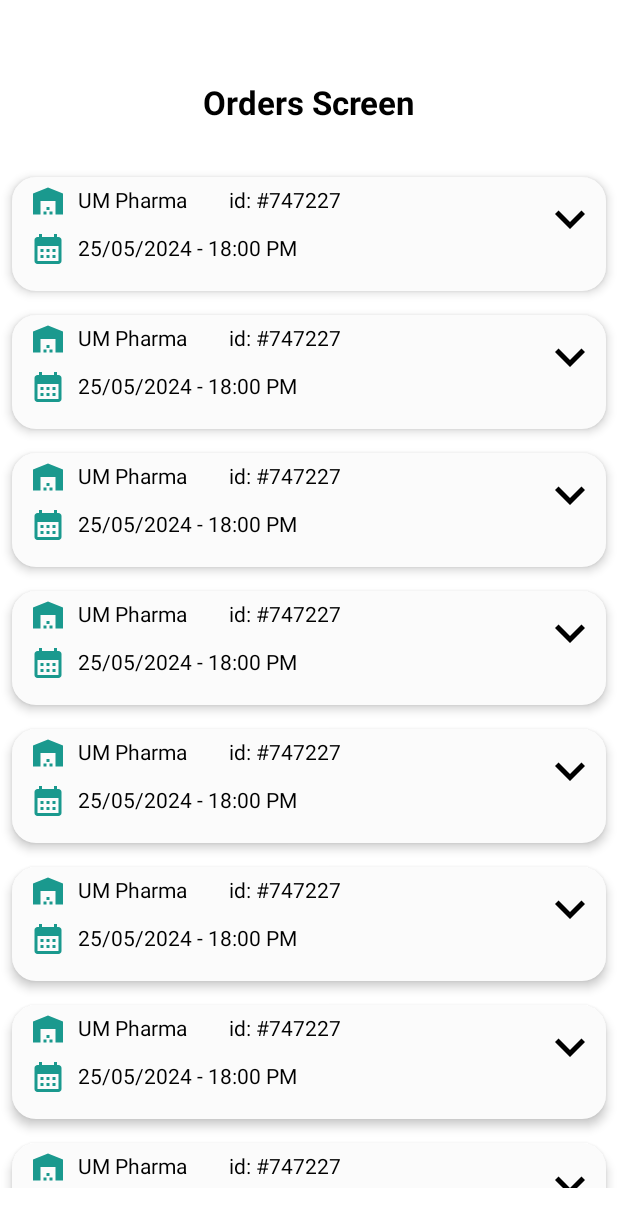
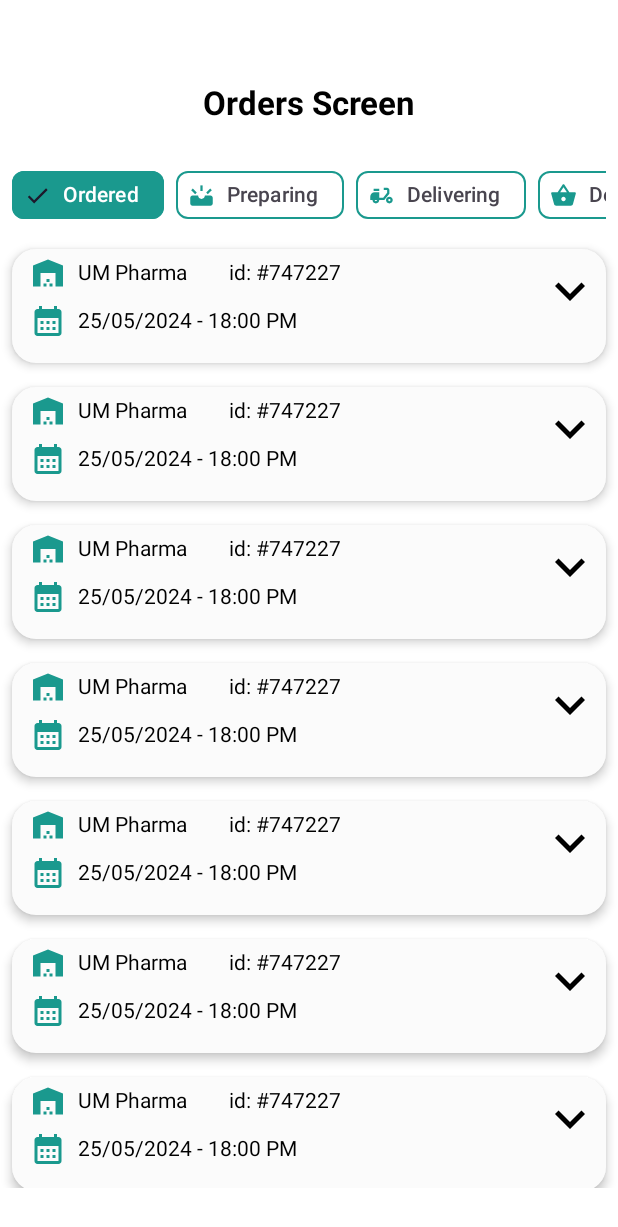
Before and after one commit to Alikotb/AtOnce, an Android app built with Jetpack Compose: the @Preview function OrderScreen, on a phone screen of 412 x 824 dp. Shown: the top 1227 px of the screen. Run offline under Robolectric (Android 15) with nearby library versions, the phone set to English and light mode, and no system bars.

Commit message:
finish order screen ui

```diff
--- a/app/src/main/java/com/example/atonce/presentation/login/LoginScreen.kt
+++ b/app/src/main/java/com/example/atonce/presentation/login/LoginScreen.kt
@@ -119,11 +119,12 @@ fun LoginScreen() {
             )
         }
         Spacer(
-            Modifier.height((screenHeight * 0.02).dp)
+            Modifier.height((screenHeight * 0.01).dp)
         )
         Row(
             modifier = Modifier.fillMaxWidth()
         ) {
+            Spacer(Modifier.weight(1f))
             Text(
                 text = "Don’t have an account yet ?",
                 fontSize = REGISTERHERE.sp,
--- /dev/null
+++ b/app/src/main/java/com/example/atonce/presentation/orders/OrderChops.kt
@@ -0,0 +1,101 @@
+package com.example.atonce.presentation.orders
+
+import androidx.compose.foundation.BorderStroke
+import androidx.compose.foundation.horizontalScroll
+import androidx.compose.foundation.layout.Arrangement
+import androidx.compose.foundation.layout.Row
+import androidx.compose.foundation.layout.Spacer
+import androidx.compose.foundation.layout.fillMaxWidth
+import androidx.compose.foundation.layout.padding
+import androidx.compose.foundation.layout.size
+import androidx.compose.foundation.rememberScrollState
+import androidx.compose.material.icons.Icons
+import androidx.compose.material.icons.filled.Cancel
+import androidx.compose.material.icons.filled.CancelPresentation
+import androidx.compose.material.icons.filled.DeliveryDining
+import androidx.compose.material.icons.filled.Done
+import androidx.compose.material.icons.filled.Loop
+import androidx.compose.material.icons.filled.ShoppingBasket
+import androidx.compose.material.icons.filled.Upcoming
+import androidx.compose.material3.FilterChip
+import androidx.compose.material3.FilterChipDefaults
+import androidx.compose.material3.Icon
+import androidx.compose.material3.Text
+import androidx.compose.runtime.Composable
+import androidx.compose.runtime.getValue
+import androidx.compose.runtime.mutableStateOf
+import androidx.compose.runtime.remember
+import androidx.compose.runtime.setValue
+import androidx.compose.ui.Alignment
+import androidx.compose.ui.Modifier
+import androidx.compose.ui.graphics.Color
+import androidx.compose.ui.graphics.vector.ImageVector
+import androidx.compose.ui.tooling.preview.Preview
+import androidx.compose.ui.unit.dp
+import com.example.atonce.presentation.theme.Til
+import com.example.atonce.presentation.theme.WhiteColor
+
+
+@Preview(showBackground = true)
+@Composable
+fun OrdersChips() {
+    val list = listOf<Pair<String, ImageVector>>(
+        Pair("Ordered",Icons.Filled.Loop),
+        Pair("Preparing",Icons.Filled.Upcoming),
+        Pair("Delivering",Icons.Filled.DeliveryDining),
+        Pair("Delivered",Icons.Filled.ShoppingBasket),
+        Pair("Canceled",Icons.Filled.Cancel),
+        Pair("Returned",Icons.Filled.CancelPresentation),
+
+        )
+    var selectedOption by remember { mutableStateOf("Ordered") }
+    //var selected by remember { mutableStateOf(false) }
+    Row(
+        Modifier
+            .padding(horizontal = 8.dp)
+            .fillMaxWidth()
+            .horizontalScroll(rememberScrollState()),
+        verticalAlignment = Alignment.CenterVertically,
+        horizontalArrangement = Arrangement.SpaceEvenly
+    ) {
+        list.forEach {
+            var isSelected = it.first == selectedOption
+            val chipColor = if (isSelected) Til else WhiteColor
+            FilterChip(
+                selected = isSelected,
+                onClick = {
+                    selectedOption = it.first
+                    //isSelected = !isSelected
+                },
+                label = {
+                    Text(it.first)
+                },
+                leadingIcon = if (isSelected) {
+                    {
+                        Icon(
+                            imageVector = Icons.Filled.Done,
+                            contentDescription = "Done icon",
+                            modifier = Modifier.size(FilterChipDefaults.IconSize)
+                        )
+                    }
+                } else {
+                    {
+                        Icon(
+                            imageVector = it.second,
+                            contentDescription = "Done icon",
+                            modifier = Modifier.size(FilterChipDefaults.IconSize),
+                            tint = Til
+                        )
+                    }
+                },
+                colors= FilterChipDefaults.filterChipColors(
+                    selectedContainerColor = chipColor,
+                    selectedLabelColor = Color.White,
+
+                ),
+                border = BorderStroke(1.dp,Til)
+            )
+            Spacer(Modifier.padding(horizontal = 4.dp))
+        }
+    }
+}
--- a/app/src/main/java/com/example/atonce/presentation/orders/OrdersScreen.kt
+++ b/app/src/main/java/com/example/atonce/presentation/orders/OrdersScreen.kt
@@ -39,6 +39,7 @@ fun OrderScreen(){
             )
             Spacer(Modifier.weight(1f))
         }
+        OrdersChips()
         LazyColumn (
             contentPadding = PaddingValues(
                 start = 8.dp,
```
Also changed, not shown: app/src/main/java/com/example/atonce/presentation/MainActivity.kt (+7 -3 lines), app/src/main/java/com/example/atonce/presentation/component/LoginTF.kt (+6 -4 lines), app/src/main/java/com/example/atonce/presentation/home/HomeScreen.kt (+7 -2 lines), app/src/main/java/com/example/atonce/presentation/signup/SignUpScreen.kt (+4 -4 lines).
